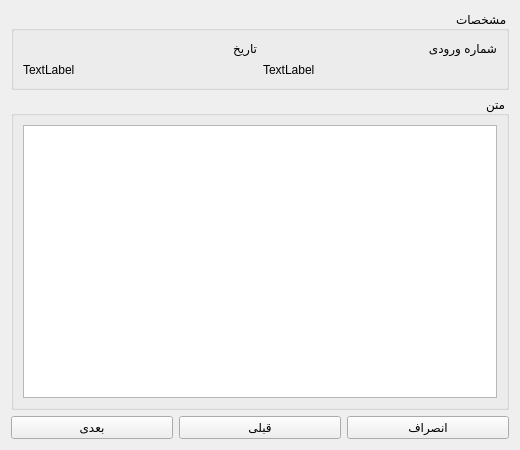
The window that readform.ui (mohalisad/MPD) describes before a commit, drawn with Qt 5.
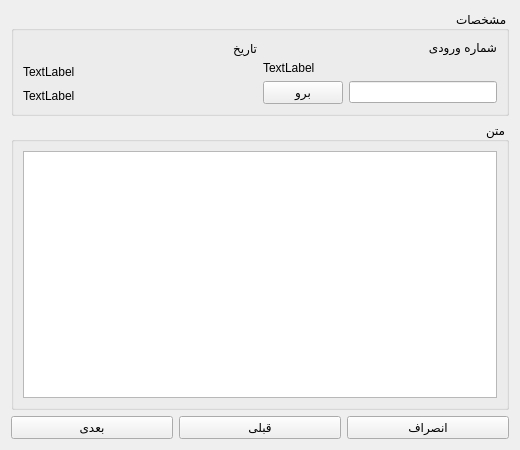
The same window after the commit.

Diff of the .ui file:
```diff
--- a/readform.ui
+++ b/readform.ui
@@ -25,7 +25,7 @@
      <property name="title">
       <string>مشخصات</string>
      </property>
-     <layout class="QHBoxLayout" name="horizontalLayout">
+     <layout class="QHBoxLayout" name="horizontalLayout" stretch="1,1">
       <item>
        <layout class="QVBoxLayout" name="verticalLayout_2">
         <item>
@@ -45,6 +45,20 @@
           </property>
          </widget>
         </item>
+        <item>
+         <layout class="QHBoxLayout" name="horizontalLayout_3">
+          <item>
+           <widget class="QLineEdit" name="goNumber"/>
+          </item>
+          <item>
+           <widget class="QPushButton" name="goButton">
+            <property name="text">
+             <string>برو</string>
+            </property>
+           </widget>
+          </item>
+         </layout>
+        </item>
        </layout>
       </item>
       <item>
@@ -63,6 +77,13 @@
           </property>
          </widget>
         </item>
+        <item>
+         <widget class="QLabel" name="time">
+          <property name="text">
+           <string>TextLabel</string>
+          </property>
+         </widget>
+        </item>
        </layout>
       </item>
      </layout>
@@ -80,8 +101,8 @@
          <string>&lt;!DOCTYPE HTML PUBLIC &quot;-//W3C//DTD HTML 4.0//EN&quot; &quot;http://www.w3.org/TR/REC-html40/strict.dtd&quot;&gt;
 &lt;html&gt;&lt;head&gt;&lt;meta name=&quot;qrichtext&quot; content=&quot;1&quot; /&gt;&lt;style type=&quot;text/css&quot;&gt;
 p, li { white-space: pre-wrap; }
-&lt;/style&gt;&lt;/head&gt;&lt;body style=&quot; font-family:'.SF NS Text'; font-size:13pt; font-weight:400; font-style:normal;&quot;&gt;
-&lt;p align=&quot;justify&quot; style=&quot;-qt-paragraph-type:empty; margin-top:0px; margin-bottom:0px; margin-left:0px; margin-right:0px; -qt-block-indent:0; text-indent:0px;&quot;&gt;&lt;br /&gt;&lt;/p&gt;&lt;/body&gt;&lt;/html&gt;</string>
+&lt;/style&gt;&lt;/head&gt;&lt;body style=&quot; font-family:'MS Shell Dlg 2'; font-size:8.25pt; font-weight:400; font-style:normal;&quot;&gt;
+&lt;p align=&quot;justify&quot; style=&quot;-qt-paragraph-type:empty; margin-top:0px; margin-bottom:0px; margin-left:0px; margin-right:0px; -qt-block-indent:0; text-indent:0px; font-family:'.SF NS Text'; font-size:13pt;&quot;&gt;&lt;br /&gt;&lt;/p&gt;&lt;/body&gt;&lt;/html&gt;</string>
         </property>
        </widget>
       </item>
```
